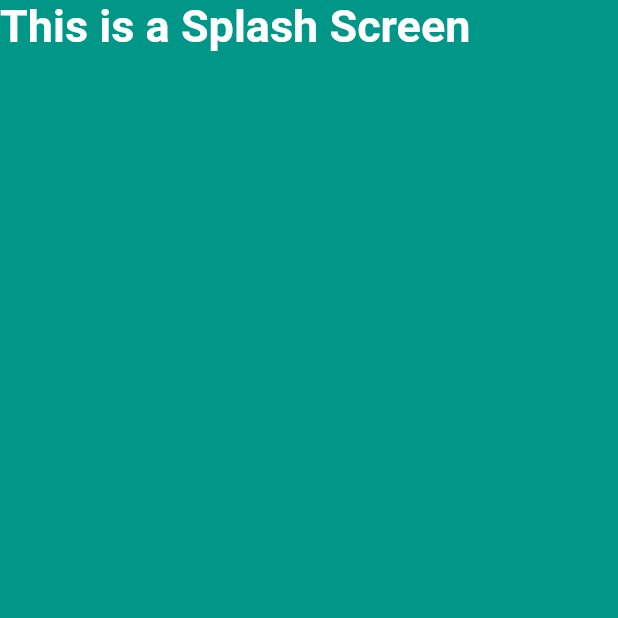
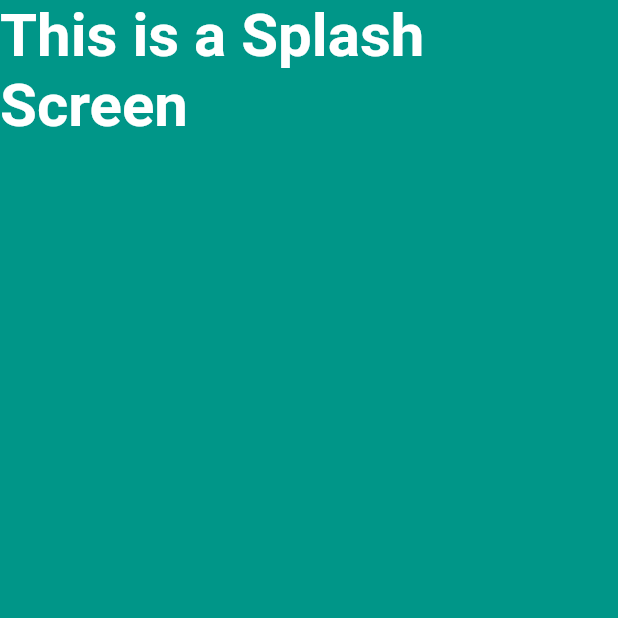
Before and after one commit to Sihanchy/splash_screen, a Flutter app: the Splashscreen screen opened directly, on a phone screen of 412 x 824 dp, the top half of it. Run offline on Flutter 3.47's test engine with Material 2 defaults, Android fonts, the phone set to English and light mode, and no system bars.

Commit message:
Change text in Splash Screen

```diff
--- a/lib/SplashScreen.dart
+++ b/lib/SplashScreen.dart
@@ -27,7 +27,7 @@ class _SplashscreenState extends State<Splashscreen> {
         children: [
           Text("This is a Splash Screen" ,
           style: TextStyle(fontWeight: FontWeight.w700, color: Colors.white,
-          fontSize: 30),
+          fontSize: 40),
           )
         ],
       )
```
